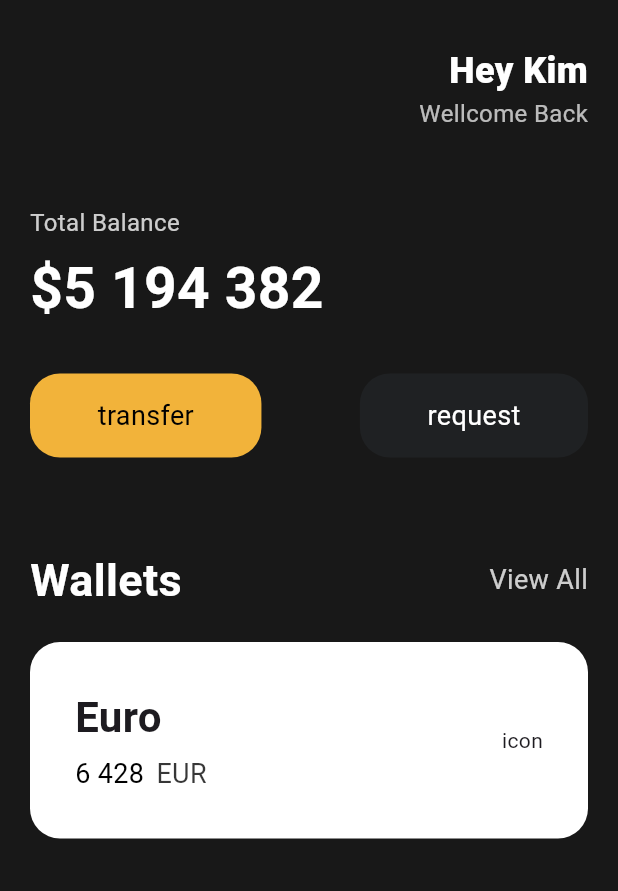
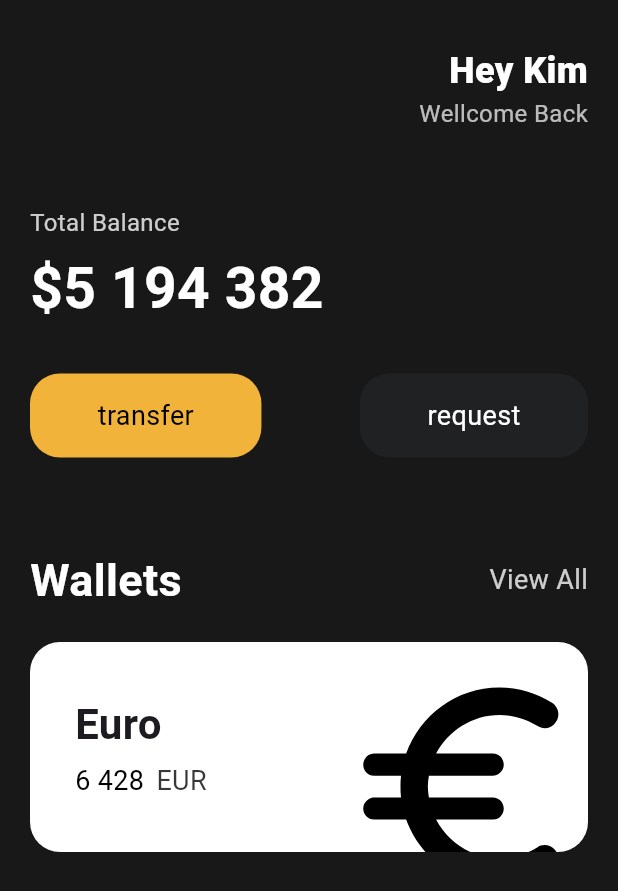
Before and after one commit to pvvng/learn-flutter, a Flutter app: the screen it shows after launch, on a phone screen of 412 x 824 dp. Shown: the top 891 px of the screen. Run offline on Flutter 3.47's test engine with Material 3 defaults, Android fonts, the phone set to English and light mode, and no system bars.

Commit message:
card : icon, overflw

```diff
--- a/lib/main.dart
+++ b/lib/main.dart
@@ -1,5 +1,6 @@
 import 'package:flutter/material.dart';
 import 'package:toonflix/widget/button.dart';
+import 'package:toonflix/widget/card.dart';
 
 void main() {
   runApp(MyApp());
@@ -121,57 +122,7 @@ class MyApp extends StatelessWidget {
                 SizedBox(
                   height: 20,
                 ),
-                Container(
-                  decoration: BoxDecoration(
-                    color: Colors.white,
-                    borderRadius: BorderRadius.circular(20),
-                  ),
-                  child: Padding(
-                    padding: EdgeInsets.all(30),
-                    child: Row(
-                      mainAxisAlignment: MainAxisAlignment.spaceBetween,
-                      children: [
-                        Column(
-                          crossAxisAlignment: CrossAxisAlignment.start,
-                          children: [
-                            Text(
-                              "Euro",
-                              style: TextStyle(
-                                fontSize: 28,
-                                fontWeight: FontWeight.w700,
-                              ),
-                            ),
-                            SizedBox(
-                              height: 5,
-                            ),
-                            Row(
-                              children: [
-                                Text(
-                                  "6 428",
-                                  style: TextStyle(
-                                    color: Colors.black,
-                                    fontSize: 18,
-                                  ),
-                                ),
-                                SizedBox(
-                                  width: 8,
-                                ),
-                                Text(
-                                  "EUR",
-                                  style: TextStyle(
-                                    color: Colors.black.withAlpha(200),
-                                    fontSize: 18,
-                                  ),
-                                ),
-                              ],
-                            ),
-                          ],
-                        ),
-                        Text("icon"),
-                      ],
-                    ),
-                  ),
-                ),
+                MyCard(),
               ],
             )),
       ),
--- /dev/null
+++ b/lib/widget/card.dart
@@ -0,0 +1,73 @@
+import 'package:flutter/material.dart';
+
+class MyCard extends StatelessWidget {
+  const MyCard({
+    super.key,
+  });
+
+  @override
+  Widget build(BuildContext context) {
+    return Container(
+      clipBehavior: Clip.hardEdge,
+      decoration: BoxDecoration(
+        color: Colors.white,
+        borderRadius: BorderRadius.circular(20),
+      ),
+      child: Padding(
+        padding: EdgeInsets.all(30),
+        child: Row(
+          mainAxisAlignment: MainAxisAlignment.spaceBetween,
+          children: [
+            Column(
+              crossAxisAlignment: CrossAxisAlignment.start,
+              children: [
+                Text(
+                  "Euro",
+                  style: TextStyle(
+                    fontSize: 28,
+                    fontWeight: FontWeight.w600,
+                  ),
+                ),
+                SizedBox(
+                  height: 5,
+                ),
+                Row(
+                  children: [
+                    Text(
+                      "6 428",
+                      style: TextStyle(
+                        color: Colors.black,
+                        fontSize: 18,
+                      ),
+                    ),
+                    SizedBox(
+                      width: 8,
+                    ),
+                    Text(
+                      "EUR",
+                      style: TextStyle(
+                        color: Colors.black.withAlpha(200),
+                        fontSize: 18,
+                      ),
+                    ),
+                  ],
+                ),
+              ],
+            ),
+            Transform.scale(
+              scale: 2.2,
+              child: Transform.translate(
+                offset: Offset(-5, 12),
+                child: Icon(
+                  Icons.euro_rounded,
+                  color: Colors.black,
+                  size: 80,
+                ),
+              ),
+            ),
+          ],
+        ),
+      ),
+    );
+  }
+}
```
